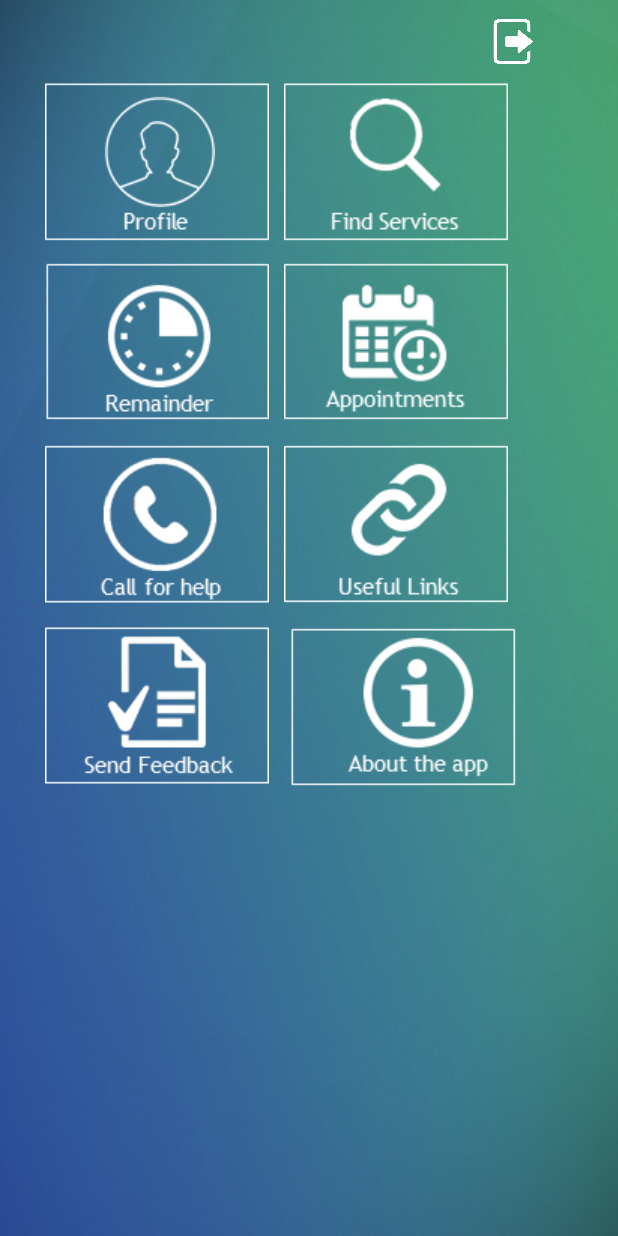
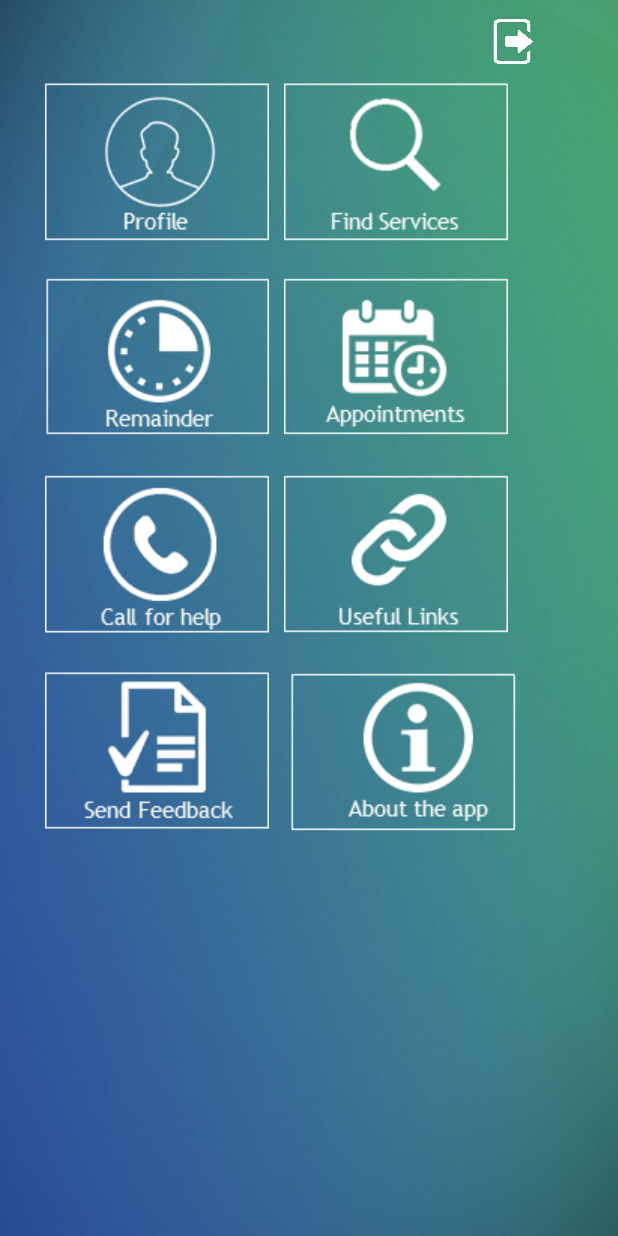
Before and after one commit to jomingeorge94/Hospitality, an Android app: the MainActivity screen opened directly, with no data from a screen before it, on a phone screen of 412 x 824 dp. Run offline under Robolectric (Android 15) with nearby library versions, the phone set to English and light mode, and no system bars; libraries missing offline, so code that uses them is left out: cn.pedant.

Commit message:
main activity changes

```diff
--- a/app/src/main/res/layout/main_activity.xml
+++ b/app/src/main/res/layout/main_activity.xml
@@ -64,7 +64,7 @@
                 android:orientation="horizontal"
                 android:layout_width="fill_parent"
                 android:layout_height="fill_parent"
-                android:layout_marginTop="10dp">
+                android:layout_marginTop="20dp">
 
                 <ImageView
                     android:layout_width="wrap_content"
@@ -87,7 +87,7 @@
                 android:orientation="horizontal"
                 android:layout_width="fill_parent"
                 android:layout_height="fill_parent"
-                android:layout_marginTop="10dp" >
+                android:layout_marginTop="20dp" >
 
                 <ImageView
                     android:layout_width="wrap_content"
@@ -109,7 +109,7 @@
                 android:orientation="horizontal"
                 android:layout_width="fill_parent"
                 android:layout_height="fill_parent"
-                android:layout_marginTop="10dp"
+                android:layout_marginTop="20dp"
                 android:paddingBottom="40dp">
 
                 <ImageView
```
Also changed, not shown: 1 other file.
